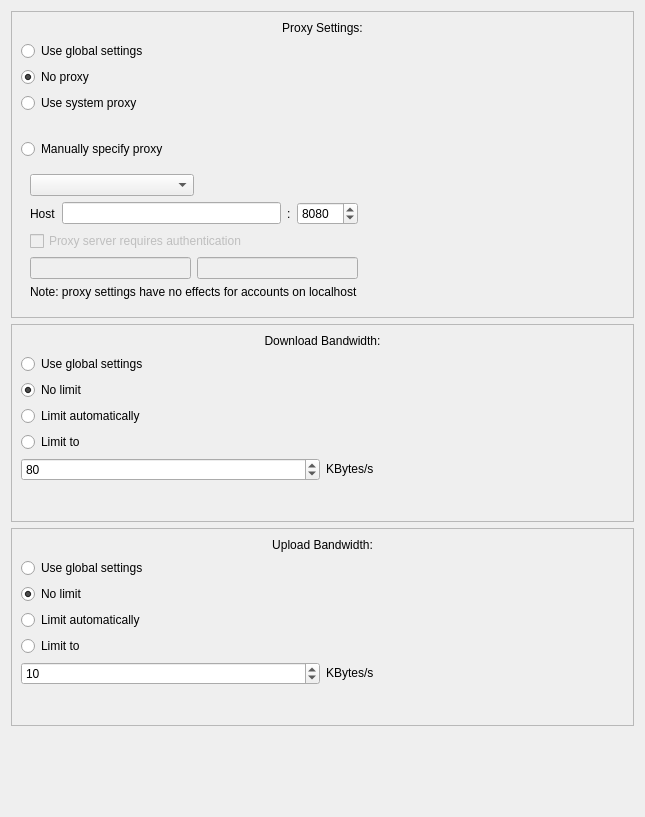
Above: src/gui/networksettings.ui from nextcloud/desktop before the change. Below: the same form after it.
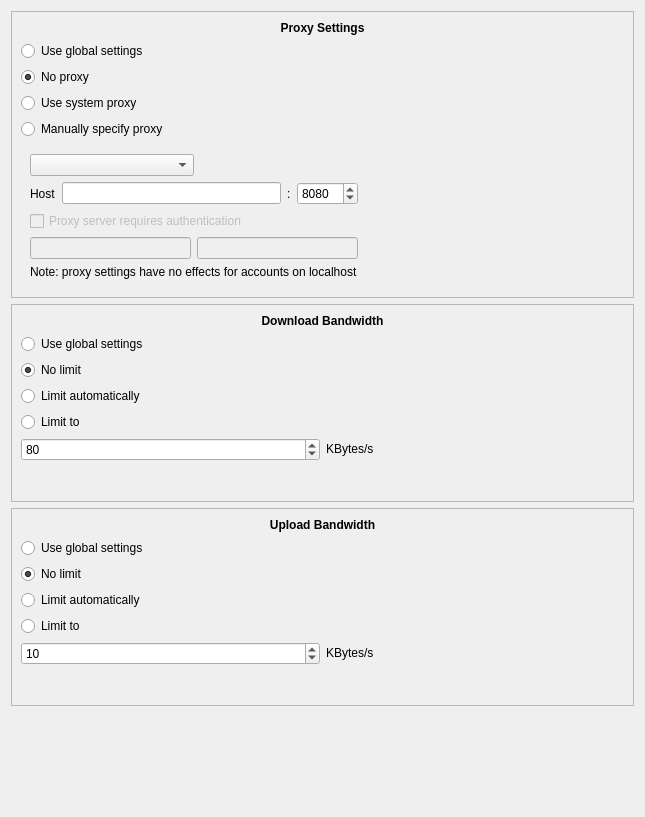
That is the form after the change.

Commit message: make section headers use bold font

```diff
--- a/src/gui/networksettings.ui
+++ b/src/gui/networksettings.ui
@@ -37,8 +37,13 @@
      <layout class="QVBoxLayout" name="verticalLayout_3">
       <item>
        <widget class="QLabel" name="label_3">
+        <property name="font">
+         <font>
+          <bold>true</bold>
+         </font>
+        </property>
         <property name="text">
-         <string>Proxy Settings:</string>
+         <string>Proxy Settings</string>
         </property>
         <property name="alignment">
          <set>Qt::AlignmentFlag::AlignCenter</set>
@@ -78,19 +83,6 @@
         </attribute>
        </widget>
       </item>
-      <item>
-       <spacer name="horizontalSpacer_2">
-        <property name="orientation">
-         <enum>Qt::Orientation::Horizontal</enum>
-        </property>
-        <property name="sizeHint" stdset="0">
-         <size>
-          <width>40</width>
-          <height>20</height>
-         </size>
-        </property>
-       </spacer>
-      </item>
       <item>
        <widget class="QRadioButton" name="manualProxyRadioButton">
         <property name="text">
@@ -318,8 +310,13 @@
       </property>
       <item>
        <widget class="QLabel" name="label_2">
+        <property name="font">
+         <font>
+          <bold>true</bold>
+         </font>
+        </property>
         <property name="text">
-         <string>Download Bandwidth:</string>
+         <string>Download Bandwidth</string>
         </property>
         <property name="alignment">
          <set>Qt::AlignmentFlag::AlignCenter</set>
@@ -432,8 +429,13 @@
       </property>
       <item>
        <widget class="QLabel" name="label_4">
+        <property name="font">
+         <font>
+          <bold>true</bold>
+         </font>
+        </property>
         <property name="text">
-         <string>Upload Bandwidth:</string>
+         <string>Upload Bandwidth</string>
         </property>
         <property name="alignment">
          <set>Qt::AlignmentFlag::AlignCenter</set>
```
The commit also changes 1 other file.
